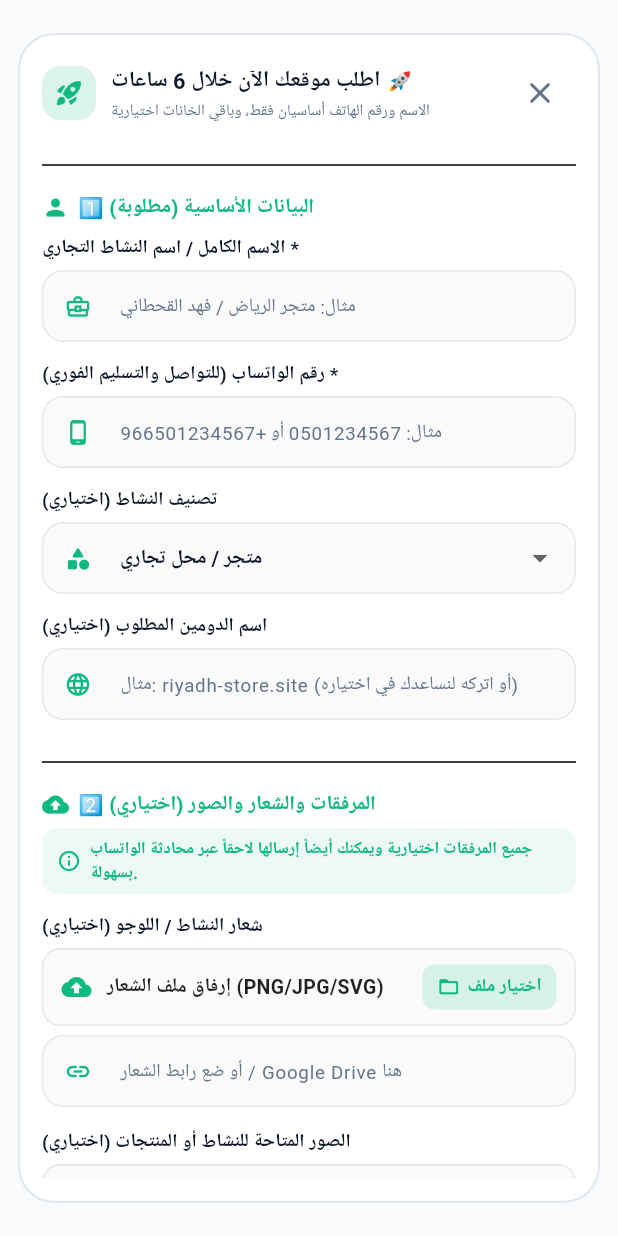
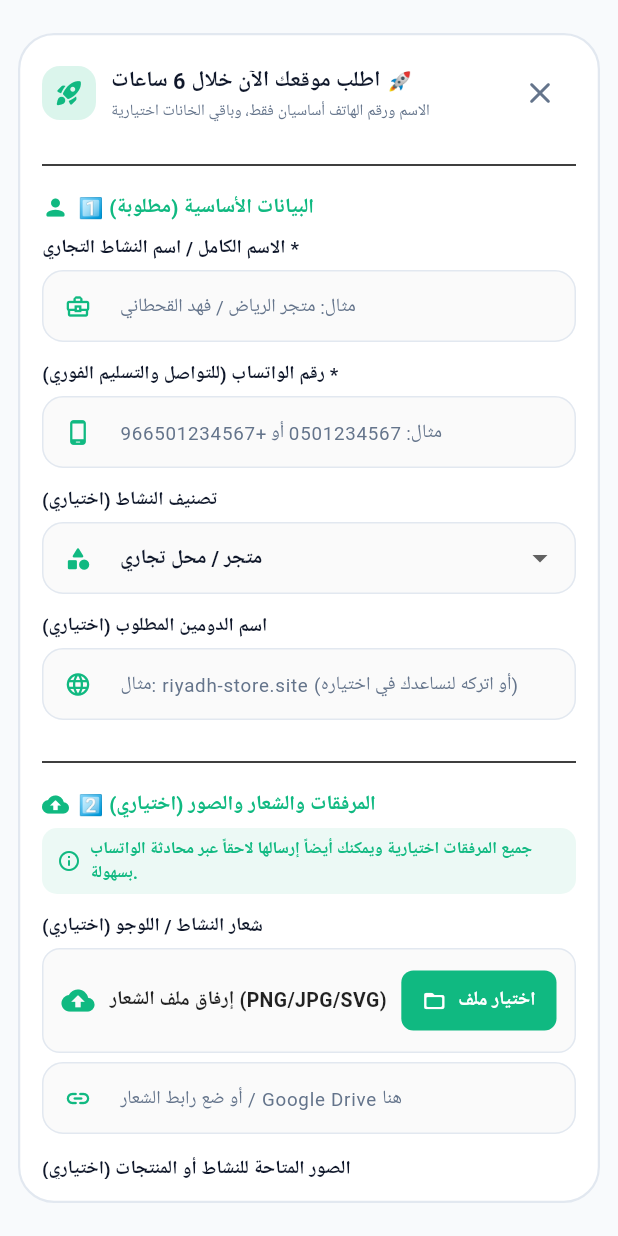
Before and after one commit to workeg-collab/AD, a Flutter app: the OrderModal widget shown alone on an empty page, opened directly, after a tap on "اختيار ملف", on a phone screen of 412 x 824 dp. Run offline on Flutter 3.47's test engine with Material 3 defaults, Android fonts, the light colour scheme and no system bars; our stand-ins replace file_picker, google_fonts; Roboto replaces fonts that are missing (Cairo).

Commit message:
Use native FileType.image & FileType.any with explicit ElevatedButton.icon in order modal

```diff
--- a/lib/utils/supabase_storage_helper.dart
+++ b/lib/utils/supabase_storage_helper.dart
@@ -81,12 +81,11 @@ class SupabaseStorageHelper {
     return null;
   }
 
-  /// Pick and upload a single image (Logo) using file.bytes (Uint8List)
+  /// Pick and upload a single image (Logo) using standard FileType.image
   static Future<UploadedFileResult?> pickAndUploadLogo() async {
     try {
       final result = await FilePicker.platform.pickFiles(
-        type: FileType.custom,
-        allowedExtensions: ['png', 'jpg', 'jpeg', 'svg', 'webp', 'pdf', 'ai', 'eps'],
+        type: FileType.image,
         withData: true,
       );
 
@@ -108,13 +107,12 @@ class SupabaseStorageHelper {
     return null;
   }
 
-  /// Pick and upload multiple images (Photos) using file.bytes (Uint8List)
+  /// Pick and upload multiple images (Photos) using standard FileType.image
   static Future<List<UploadedFileResult>> pickAndUploadPhotos() async {
     try {
       final result = await FilePicker.platform.pickFiles(
         allowMultiple: true,
-        type: FileType.custom,
-        allowedExtensions: ['png', 'jpg', 'jpeg', 'webp', 'svg', 'gif'],
+        type: FileType.image,
         withData: true,
       );
 
@@ -140,12 +138,11 @@ class SupabaseStorageHelper {
     return [];
   }
 
-  /// Pick and upload company profile document using file.bytes (Uint8List)
+  /// Pick and upload company profile document using standard FileType.any
   static Future<UploadedFileResult?> pickAndUploadProfileDocument() async {
     try {
       final result = await FilePicker.platform.pickFiles(
-        type: FileType.custom,
-        allowedExtensions: ['pdf', 'doc', 'docx', 'ppt', 'pptx'],
+        type: FileType.any,
         withData: true,
       );
 
--- a/lib/widgets/order_modal.dart
+++ b/lib/widgets/order_modal.dart
@@ -997,13 +997,7 @@ class _OrderModalState extends State<OrderModal> {
     required VoidCallback onClear,
     required bool isDark,
   }) {
-    return Material(
-      color: Colors.transparent,
-      child: InkWell(
-        onTap: isUploading ? null : (isSelected ? onClear : onPick),
-        borderRadius: BorderRadius.circular(12),
-        mouseCursor: isUploading ? SystemMouseCursors.wait : SystemMouseCursors.click,
-        child: Container(
+    return Container(
       padding: const EdgeInsets.symmetric(horizontal: 12, vertical: 10),
       decoration: BoxDecoration(
         color: isDark ? AppTheme.cardDark : Colors.grey.shade50,
@@ -1021,15 +1015,15 @@ class _OrderModalState extends State<OrderModal> {
         children: [
           if (isUploading)
             const SizedBox(
-                  width: 18,
-                  height: 18,
+              width: 20,
+              height: 20,
               child: CircularProgressIndicator(strokeWidth: 2, color: AppTheme.primary),
             )
           else
             Icon(
               isSelected ? Icons.check_circle_rounded : Icons.cloud_upload_rounded,
               color: isSelected ? const Color(0xFF10B981) : AppTheme.primary,
-                  size: 20,
+              size: 22,
             ),
           const SizedBox(width: 10),
           Expanded(
@@ -1045,48 +1039,31 @@ class _OrderModalState extends State<OrderModal> {
               overflow: TextOverflow.ellipsis,
             ),
           ),
+          const SizedBox(width: 8),
           if (isUploading)
             const SizedBox.shrink()
           else if (isSelected)
             IconButton(
-                  icon: const Icon(Icons.cancel_rounded, size: 20, color: Colors.redAccent),
+              icon: const Icon(Icons.cancel_rounded, size: 22, color: Colors.redAccent),
               onPressed: onClear,
               tooltip: 'إلغاء الملف',
-                  padding: EdgeInsets.zero,
-                  constraints: const BoxConstraints(),
             )
           else
-                MouseRegion(
-                  cursor: SystemMouseCursors.click,
-                  child: GestureDetector(
-                    onTap: onPick,
-                    child: Container(
-                      padding: const EdgeInsets.symmetric(horizontal: 10, vertical: 6),
-                      decoration: BoxDecoration(
-                        color: AppTheme.primary.withValues(alpha: 0.15),
-                        borderRadius: BorderRadius.circular(8),
+            ElevatedButton.icon(
+              onPressed: onPick,
+              icon: const Icon(Icons.folder_open_rounded, size: 16, color: Colors.white),
+              label: const Text(
+                'اختيار ملف',
+                style: TextStyle(fontSize: 12.5, fontWeight: FontWeight.bold, color: Colors.white),
               ),
-                      child: const Row(
-                        mainAxisSize: MainAxisSize.min,
-                        children: [
-                          Icon(Icons.folder_open_rounded, size: 15, color: AppTheme.primary),
-                          SizedBox(width: 5),
-                          Text(
-                            'اختيار ملف',
-                            style: TextStyle(
-                              fontSize: 12,
-                              fontWeight: FontWeight.bold,
-                              color: AppTheme.primary,
+              style: ElevatedButton.styleFrom(
+                backgroundColor: AppTheme.primary,
+                padding: const EdgeInsets.symmetric(horizontal: 14, vertical: 8),
+                shape: RoundedRectangleBorder(borderRadius: BorderRadius.circular(8)),
+                elevation: 0,
               ),
             ),
         ],
-                      ),
-                    ),
-                  ),
-                ),
-            ],
-          ),
-        ),
       ),
     );
   }
```
Also changed, not shown: 2 other files. Lines whose indentation alone changed are shown as unchanged.
